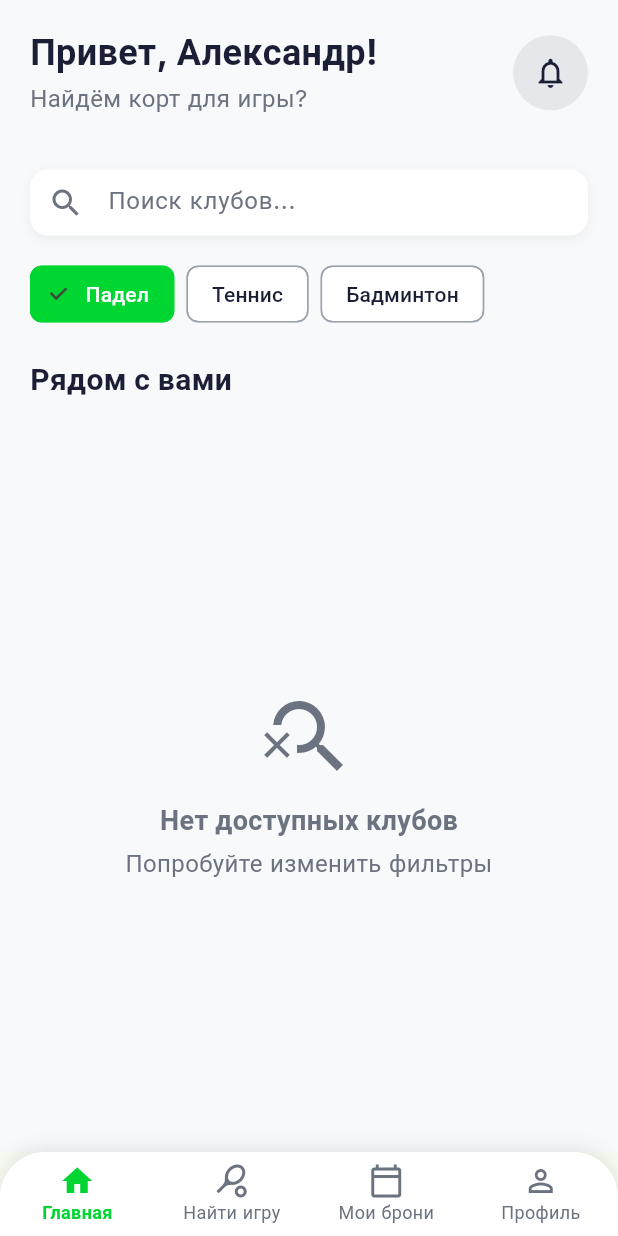
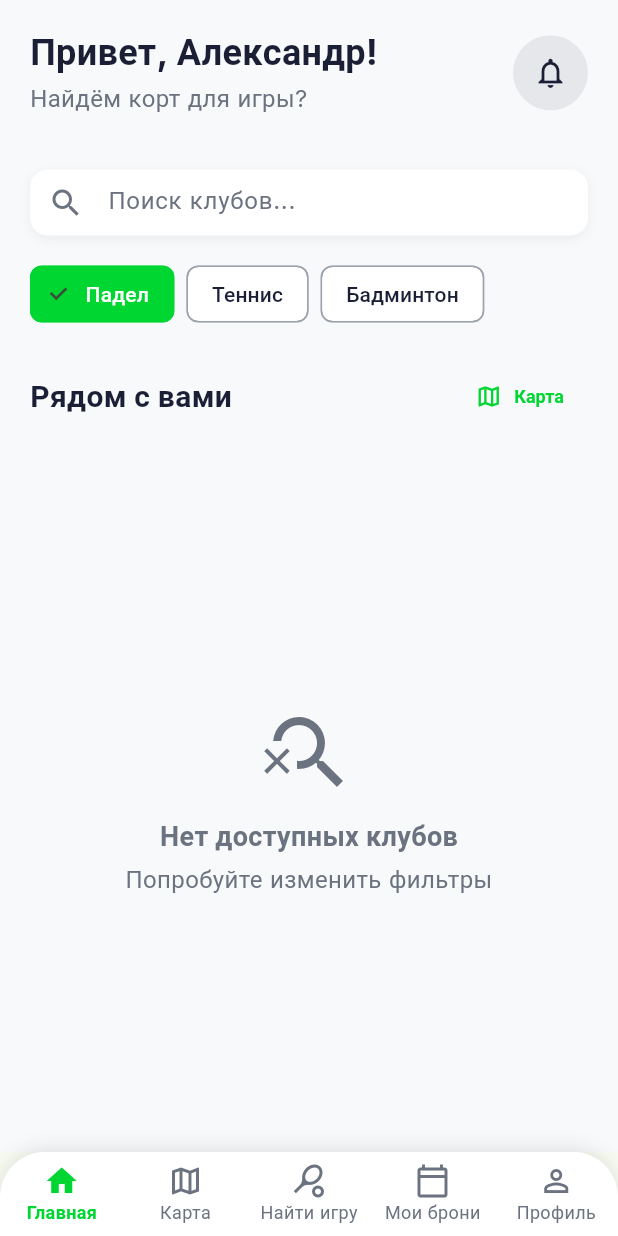
Before and after one commit to Bulllgakov/sports_booking_app, a Flutter app: the screen it shows after launch, on a phone screen of 412 x 824 dp. Run offline on Flutter 3.47's test engine with Material 3 defaults, Android fonts, the phone set to English and light mode, and no system bars; our stand-ins replace cloud_firestore, firebase_auth, firebase_core, geocoding, geolocator, go_router and 6 more; accounts and stored records are empty.

Commit message:
Add map screen to bottom navigation
- Added MapScreen to navigation with 5 tabs total
- Added 'Карта' (Map) button in home screen header
- Map is now accessible from bottom navigation (2nd tab)
- Users can view all venues on Google Maps with filters
- Fully integrated map functionality into the app

🤖 Generated with [Claude Code](https://claude.ai/code)

Co-Authored-By: Claude <noreply@anthropic.com>

```diff
--- a/lib/main.dart
+++ b/lib/main.dart
@@ -8,6 +8,7 @@ import 'core/theme/spacing.dart';
 import 'providers/venues_provider.dart';
 import 'providers/location_provider.dart';
 import 'screens/simple_home_screen.dart';
+import 'screens/map_screen.dart';
 import 'screens/simple_find_game_screen.dart';
 import 'screens/simple_my_bookings_screen.dart';
 import 'screens/simple_profile_screen_v2.dart';
@@ -68,6 +69,7 @@ class _MainScreenState extends State<MainScreen> {
 
   final List<Widget> _screens = [
     const SimpleHomeScreen(),
+    const MapScreen(),
     const SimpleFindGameScreen(),
     const SimpleMyBookingsScreen(),
     const SimpleProfileScreenV2(),
@@ -119,6 +121,11 @@ class _MainScreenState extends State<MainScreen> {
                 label: 'Главная',
               ),
               BottomNavigationBarItem(
+                icon: Icon(Icons.map_outlined),
+                activeIcon: Icon(Icons.map),
+                label: 'Карта',
+              ),
+              BottomNavigationBarItem(
                 icon: Icon(Icons.sports_tennis_outlined),
                 activeIcon: Icon(Icons.sports_tennis),
                 label: 'Найти игру',
--- a/lib/screens/simple_home_screen.dart
+++ b/lib/screens/simple_home_screen.dart
@@ -192,9 +192,30 @@ class _SimpleHomeScreenState extends State<SimpleHomeScreen> {
       padding: const EdgeInsets.symmetric(horizontal: AppSpacing.screenPadding),
       child: Consumer<VenuesProvider>(
         builder: (context, provider, _) {
-          return Text(
-            provider.searchQuery.isEmpty ? 'Рядом с вами' : 'Результаты поиска',
-            style: AppTextStyles.h2,
+          return Row(
+            mainAxisAlignment: MainAxisAlignment.spaceBetween,
+            children: [
+              Text(
+                provider.searchQuery.isEmpty ? 'Рядом с вами' : 'Результаты поиска',
+                style: AppTextStyles.h2,
+              ),
+              if (provider.searchQuery.isEmpty)
+                TextButton.icon(
+                  onPressed: () {
+                    // Переключаемся на вкладку карты
+                    if (context.mounted) {
+                      final scaffold = context.findAncestorStateOfType<_MainScreenState>();
+                      scaffold?._onItemTapped(1); // Индекс 1 - это карта
+                    }
+                  },
+                  icon: const Icon(Icons.map_outlined, size: 18),
+                  label: const Text('Карта'),
+                  style: TextButton.styleFrom(
+                    foregroundColor: AppColors.primary,
+                    textStyle: AppTextStyles.caption.copyWith(fontWeight: FontWeight.w600),
+                  ),
+                ),
+            ],
           );
         },
       ),
```
Also changed, not shown: 1 other file.
